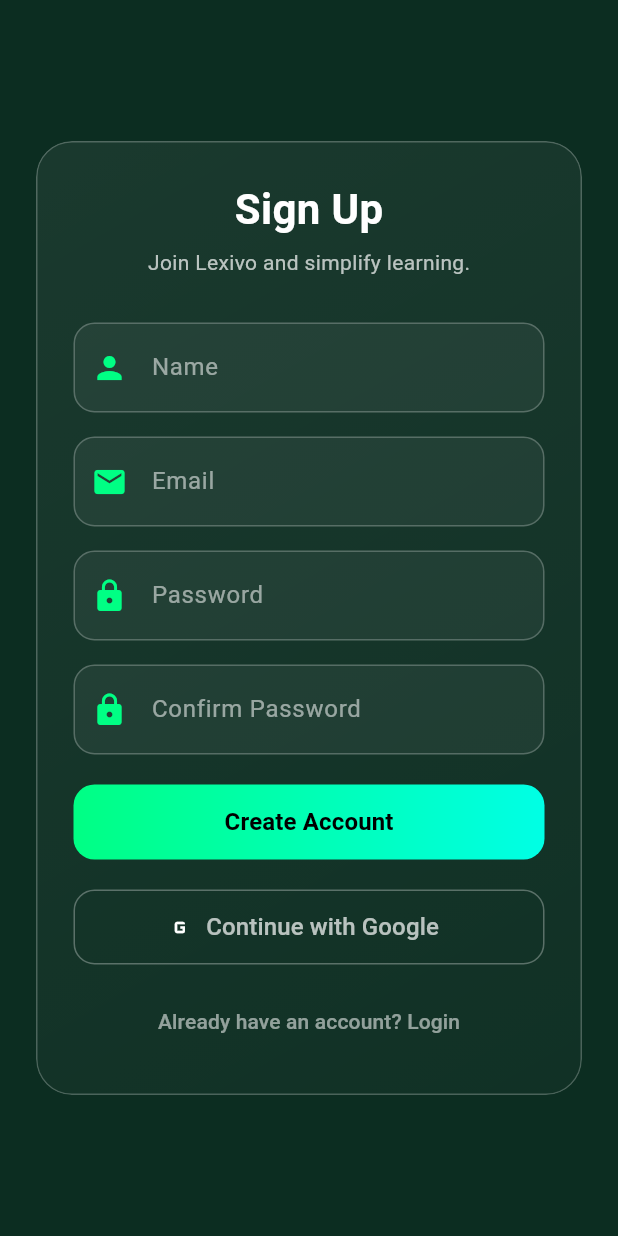
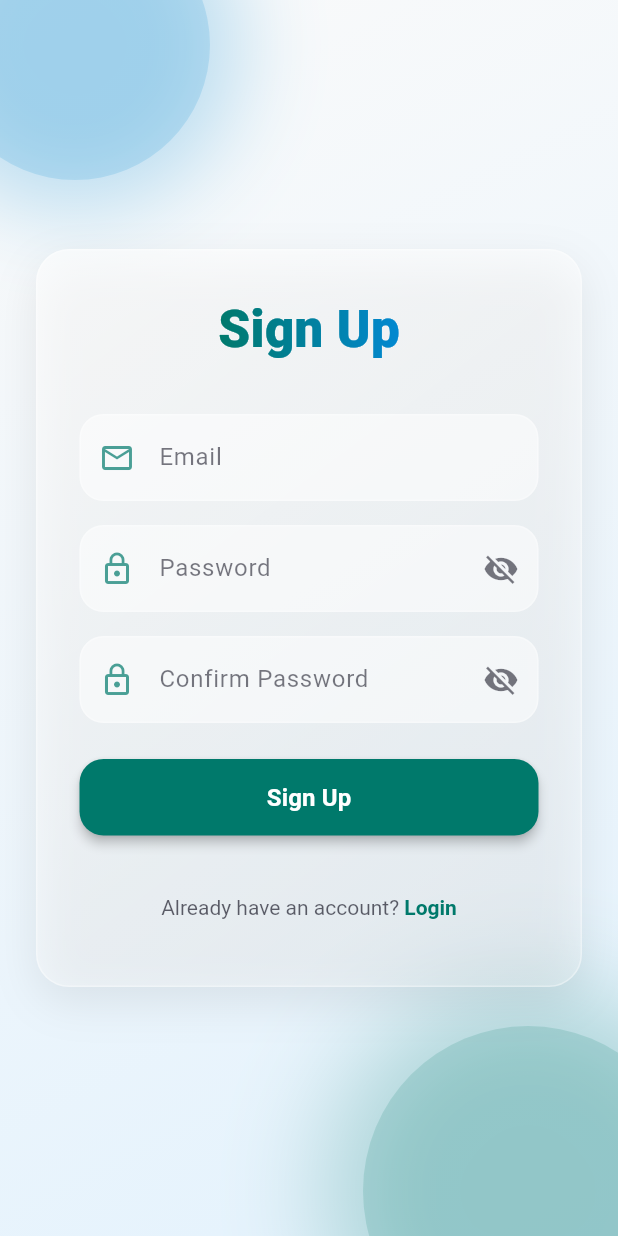
Before and after one commit to hariedamana/lexivo_assistant_1, a Flutter app: the SignUpScreen screen opened by its route, on a phone screen of 412 x 824 dp. Run offline on Flutter 3.47's test engine with Material 3 defaults, Android fonts, the phone set to English and light mode, and no system bars; our stand-ins replace firebase_auth, firebase_core, percent_indicator; accounts and stored records are empty.

Commit message:
Restructured Sign Up Screen

```diff
--- a/lib/signup_screen.dart
+++ b/lib/signup_screen.dart
@@ -1,9 +1,5 @@
 import 'dart:ui';
 import 'package:flutter/material.dart';
-
-// Firebase packages
-import 'package:firebase_auth/firebase_auth.dart';
-import 'package:cloud_firestore/cloud_firestore.dart';
 
 class SignUpScreen extends StatefulWidget {
   const SignUpScreen({super.key});
@@ -12,287 +8,307 @@
   State<SignUpScreen> createState() => _SignUpScreenState();
 }
 
-class _SignUpScreenState extends State<SignUpScreen> {
-  // Controllers to read user inputs
-  final TextEditingController _nameController = TextEditingController();
+class _SignUpScreenState extends State<SignUpScreen>
+    with TickerProviderStateMixin {
   final TextEditingController _emailController = TextEditingController();
   final TextEditingController _passwordController = TextEditingController();
   final TextEditingController _confirmPasswordController = TextEditingController();
 
+  bool _obscurePassword = true;
+  bool _obscureConfirmPassword = true;
   bool _isLoading = false;
-  String? _errorMessage;
 
-  // Colors used in UI
-  static const Color accentStart = Color(0xFF00FF84);
-  static const Color accentEnd = Color(0xFF00FFE5);
-  static const borderColor = Colors.white24;
+  // Brand Colors (same as Login screen)
+  static const Color primaryTeal = Color(0xFF00796B);
+  static const Color secondaryBlue = Color(0xFF0288D1);
+  static const Color textColor = Color(0xFF1C1C2A);
+
+  late AnimationController _fadeController;
+  late Animation<double> _fadeAnimation;
+  late Animation<double> _slideAnimation;
+
+  @override
+  void initState() {
+    super.initState();
+
+    _fadeController = AnimationController(
+      vsync: this,
+      duration: const Duration(milliseconds: 900),
+    );
+
+    _fadeAnimation = CurvedAnimation(
+      parent: _fadeController,
+      curve: Curves.easeOut,
+    );
+
+    _slideAnimation = Tween<double>(begin: 30, end: 0).animate(
+      CurvedAnimation(parent: _fadeController, curve: Curves.easeOutCubic),
+    );
+
+    _fadeController.forward();
+  }
 
   @override
   void dispose() {
-    // Dispose controllers to free memory
-    _nameController.dispose();
+    _fadeController.dispose();
     _emailController.dispose();
     _passwordController.dispose();
     _confirmPasswordController.dispose();
     super.dispose();
   }
 
-  // Method to create account using Firebase Auth and Firestore
-  Future<void> _createAccount() async {
-    final name = _nameController.text.trim();
-    final email = _emailController.text.trim();
-    final password = _passwordController.text;
-    final confirmPassword = _confirmPasswordController.text;
-
-    if (name.isEmpty || email.isEmpty || password.isEmpty || confirmPassword.isEmpty) {
-      setState(() => _errorMessage = 'Please fill all fields.');
-      return;
-    }
-
-    if (password != confirmPassword) {
-      setState(() => _errorMessage = 'Passwords do not match.');
-      return;
-    }
-
-    setState(() {
-      _isLoading = true;
-      _errorMessage = null;
-    });
-
-    try {
-      // Create user in Firebase Auth
-      final userCredential = await FirebaseAuth.instance.createUserWithEmailAndPassword(
-        email: email,
-        password: password,
-      );
-
-      final uid = userCredential.user!.uid;
-
-      // Save additional user info in Firestore with role 'student'
-      await FirebaseFirestore.instance.collection('users').doc(uid).set({
-        'name': name,
-        'email': email,
-        'role': 'student',
-        'createdAt': FieldValue.serverTimestamp(),
-      });
-
-      // Navigate to student home after successful signup
-      if (mounted) {
-        Navigator.pushReplacementNamed(context, '/studentHome');
-      }
-    } on FirebaseAuthException catch (e) {
-      // Handle Firebase signup errors
-      setState(() => _errorMessage = e.message ?? 'Signup failed.');
-    } catch (e) {
-      setState(() => _errorMessage = 'An error occurred. Please try again.');
-    } finally {
-      setState(() => _isLoading = false);
-    }
-  }
-
   @override
   Widget build(BuildContext context) {
     return Scaffold(
-      backgroundColor: const Color(0xFF0C2D21),
-      body: SafeArea(
-        child: Center(
-          child: SingleChildScrollView(
-            padding: const EdgeInsets.symmetric(horizontal: 24, vertical: 20),
-            child: ClipRRect(
-              borderRadius: BorderRadius.circular(24),
-              child: BackdropFilter(
-                filter: ImageFilter.blur(sigmaX: 20, sigmaY: 20),
-                child: Container(
-                  width: double.infinity,
-                  padding: const EdgeInsets.all(24),
-                  decoration: BoxDecoration(
-                    borderRadius: BorderRadius.circular(24),
-                    border: Border.all(color: borderColor),
+      body: Container(
+        decoration: const BoxDecoration(
           gradient: LinearGradient(
-                      colors: [
-                        Colors.white.withOpacity(0.06),
-                        Colors.white.withOpacity(0.02),
-                      ],
+            colors: [Color(0xFFFAFAFA), Color(0xFFE3F2FD)],
             begin: Alignment.topLeft,
             end: Alignment.bottomRight,
           ),
         ),
-                  child: Column(
-                    mainAxisSize: MainAxisSize.min,
+        child: SafeArea(
+          child: Stack(
             children: [
-                      const Text(
-                        'Sign Up',
-                        style: TextStyle(
-                          fontSize: 28,
-                          fontWeight: FontWeight.bold,
-                          color: Colors.white,
+              _buildBackgroundDecorations(),
+              Center(
+                child: SingleChildScrollView(
+                  padding: const EdgeInsets.symmetric(horizontal: 24),
+                  child: AnimatedBuilder(
+                    animation: _fadeController,
+                    builder: (context, child) {
+                      return Opacity(
+                        opacity: _fadeAnimation.value,
+                        child: Transform.translate(
+                          offset: Offset(0, _slideAnimation.value),
+                          child: child,
                         ),
+                      );
+                    },
+                    child: _buildGlassCard(),
                   ),
-                      const SizedBox(height: 6),
-                      const Text(
-                        'Join Lexivo and simplify learning.',
-                        style: TextStyle(color: Colors.white70),
-                      ),
-                      const SizedBox(height: 30),
-
-                      // Name input
-                      _glassInputField(
-                        icon: Icons.person,
-                        hintText: "Name",
-                        controller: _nameController,
-                      ),
-                      const SizedBox(height: 16),
-
-                      // Email input
-                      _glassInputField(
-                        icon: Icons.email,
-                        hintText: "Email",
-                        controller: _emailController,
-                        keyboardType: TextInputType.emailAddress,
-                      ),
-                      const SizedBox(height: 16),
-
-                      // Password input
-                      _glassInputField(
-                        icon: Icons.lock,
-                        hintText: "Password",
-                        obscureText: true,
-                        controller: _passwordController,
-                      ),
-                      const SizedBox(height: 16),
-
-                      // Confirm password input
-                      _glassInputField(
-                        icon: Icons.lock,
-                        hintText: "Confirm Password",
-                        obscureText: true,
-                        controller: _confirmPasswordController,
-                      ),
-                      const SizedBox(height: 20),
-
-                      // Display error message if any
-                      if (_errorMessage != null) ...[
-                        Text(
-                          _errorMessage!,
-                          style: const TextStyle(color: Colors.redAccent),
-                        ),
-                        const SizedBox(height: 16),
-                      ],
-
-                      // Signup button
-                      SizedBox(
-                        width: double.infinity,
-                        height: 50,
-                        child: DecoratedBox(
-                          decoration: BoxDecoration(
-                            gradient: const LinearGradient(
-                              colors: [accentStart, accentEnd],
-                            ),
-                            borderRadius: BorderRadius.circular(14),
-                          ),
-                          child: ElevatedButton(
-                            onPressed: _isLoading ? null : _createAccount,
-                            style: ElevatedButton.styleFrom(
-                              backgroundColor: Colors.transparent,
-                              shadowColor: Colors.transparent,
-                              shape: RoundedRectangleBorder(
-                                borderRadius: BorderRadius.circular(14),
-                              ),
-                            ),
-                            child: _isLoading
-                                ? const CircularProgressIndicator(color: Colors.black)
-                                : const Text(
-                                    "Create Account",
-                                    style: TextStyle(
-                                      color: Colors.black,
-                                      fontWeight: FontWeight.bold,
-                                      fontSize: 16,
-                                    ),
-                                  ),
-                          ),
-                        ),
-                      ),
-
-                      const SizedBox(height: 20),
-
-                      // Google sign in button (no implementation yet)
-                      SizedBox(
-                        width: double.infinity,
-                        height: 50,
-                        child: OutlinedButton.icon(
-                          onPressed: () {
-                            // TODO: Implement Google Sign-In here
-                          },
-                          icon: const Icon(Icons.g_mobiledata, color: Colors.white),
-                          label: const Text(
-                            "Continue with Google",
-                            style: TextStyle(color: Colors.white70, fontSize: 16),
-                          ),
-                          style: OutlinedButton.styleFrom(
-                            side: const BorderSide(color: Colors.white30),
-                            shape: RoundedRectangleBorder(
-                              borderRadius: BorderRadius.circular(14),
-                            ),
-                          ),
-                        ),
-                      ),
-
-                      const SizedBox(height: 14),
-
-                      // Link to login screen
-                      TextButton(
-                        onPressed: () {
-                          Navigator.pushReplacementNamed(context, '/login');
-                        },
-                        child: const Text(
-                          "Already have an account? Login",
-                          style: TextStyle(color: Colors.white54),
                 ),
               ),
             ],
           ),
         ),
       ),
+    );
+  }
+
+  Widget _buildGlassCard() {
+    return Container(
+      padding: const EdgeInsets.all(28),
+      decoration: BoxDecoration(
+        borderRadius: BorderRadius.circular(22),
+        gradient: LinearGradient(
+          colors: [
+            Colors.white.withOpacity(0.65),
+            Colors.white.withOpacity(0.25),
+          ],
+          begin: Alignment.topLeft,
+          end: Alignment.bottomRight,
         ),
+        border: Border.all(color: Colors.white.withOpacity(0.35)),
+        boxShadow: [
+          BoxShadow(
+            color: Colors.black.withOpacity(0.08),
+            blurRadius: 25,
+            offset: const Offset(0, 10),
+          ),
+        ],
+      ),
+      child: Column(
+        crossAxisAlignment: CrossAxisAlignment.stretch,
+        children: [
+          Center(
+            child: ShaderMask(
+              shaderCallback: (bounds) => const LinearGradient(
+                colors: [primaryTeal, secondaryBlue],
+              ).createShader(bounds),
+              child: const Text(
+                "Sign Up",
+                style: TextStyle(
+                  fontSize: 34,
+                  fontWeight: FontWeight.w800,
+                  color: Colors.white,
+                ),
+              ),
+            ),
+          ),
+          const SizedBox(height: 32),
+
+          // Email
+          _buildInputField(
+            controller: _emailController,
+            hint: "Email",
+            icon: Icons.email_outlined,
+          ),
+          const SizedBox(height: 16),
+
+          // Password
+          _buildInputField(
+            controller: _passwordController,
+            hint: "Password",
+            icon: Icons.lock_outline,
+            obscureText: _obscurePassword,
+            suffixIcon: GestureDetector(
+              onTap: () => setState(() => _obscurePassword = !_obscurePassword),
+              child: Icon(
+                _obscurePassword ? Icons.visibility_off : Icons.visibility,
+                color: textColor.withOpacity(0.6),
+              ),
+            ),
+          ),
+          const SizedBox(height: 16),
+
+          // Confirm Password
+          _buildInputField(
+            controller: _confirmPasswordController,
+            hint: "Confirm Password",
+            icon: Icons.lock_outline,
+            obscureText: _obscureConfirmPassword,
+            suffixIcon: GestureDetector(
+              onTap: () => setState(() => _obscureConfirmPassword = !_obscureConfirmPassword),
+              child: Icon(
+                _obscureConfirmPassword ? Icons.visibility_off : Icons.visibility,
+                color: textColor.withOpacity(0.6),
+              ),
+            ),
+          ),
+          const SizedBox(height: 24),
+
+          // Sign Up Button
+          _buildPrimaryButton(),
+          const SizedBox(height: 24),
+
+          // Navigation to Login
+          _buildBottomLink(),
+        ],
+      ),
+    );
+  }
+
+  Widget _buildInputField({
+    required TextEditingController controller,
+    required String hint,
+    required IconData icon,
+    bool obscureText = false,
+    Widget? suffixIcon,
+  }) {
+    return Container(
+      decoration: BoxDecoration(
+        borderRadius: BorderRadius.circular(16),
+        color: Colors.white.withOpacity(0.5),
+        border: Border.all(color: Colors.white.withOpacity(0.3)),
+      ),
+      child: TextField(
+        controller: controller,
+        obscureText: obscureText,
+        style: const TextStyle(color: textColor, fontSize: 16),
+        decoration: InputDecoration(
+          hintText: hint,
+          hintStyle: TextStyle(color: textColor.withOpacity(0.6)),
+          prefixIcon: Icon(icon, color: primaryTeal.withOpacity(0.7)),
+          suffixIcon: suffixIcon,
+          contentPadding: const EdgeInsets.symmetric(horizontal: 20, vertical: 16),
+          border: InputBorder.none,
+        ),
+      ),
+    );
+  }
+
+  Widget _buildPrimaryButton() {
+    return SizedBox(
+      width: double.infinity,
+      child: ElevatedButton(
+        onPressed: _isLoading ? null : () {},
+        style: ElevatedButton.styleFrom(
+          padding: const EdgeInsets.symmetric(vertical: 14),
+          backgroundColor: primaryTeal,
+          shape: RoundedRectangleBorder(borderRadius: BorderRadius.circular(16)),
+          elevation: 3,
+        ),
+        child: _isLoading
+            ? const CircularProgressIndicator(color: Colors.white, strokeWidth: 2)
+            : const Text(
+                "Sign Up",
+                style: TextStyle(
+                  fontSize: 16,
+                  fontWeight: FontWeight.w600,
+                  color: Colors.white,
                 ),
               ),
       ),
     );
   }
 
-  // Modified input field widget to accept controller & keyboard type
-  Widget _glassInputField({
-    required IconData icon,
-    required String hintText,
-    bool obscureText = false,
-    TextEditingController? controller,
-    TextInputType? keyboardType,
-  }) {
-    return TextField(
-      controller: controller,
-      obscureText: obscureText,
-      keyboardType: keyboardType,
-      style: const TextStyle(color: Colors.white),
-      decoration: InputDecoration(
-        prefixIcon: Icon(icon, color: const Color(0xFF00FF84)),
-        hintText: hintText,
-        hintStyle: const TextStyle(color: Colors.white54),
-        filled: true,
-        fillColor: Colors.white.withOpacity(0.05),
-        contentPadding: const EdgeInsets.symmetric(horizontal: 16, vertical: 18),
-        border: OutlineInputBorder(
-          borderRadius: BorderRadius.circular(14),
-          borderSide: BorderSide.none,
+  Widget _buildBottomLink() {
+    return Center(
+      child: TextButton(
+        onPressed: () => Navigator.pushNamed(context, '/login'),
+        child: RichText(
+          text: TextSpan(
+            text: "Already have an account? ",
+            style: TextStyle(color: textColor.withOpacity(0.7)),
+            children: const [
+              TextSpan(
+                text: "Login",
+                style: TextStyle(
+                  color: primaryTeal,
+                  fontWeight: FontWeight.bold,
                 ),
-        enabledBorder: OutlineInputBorder(
-          borderRadius: BorderRadius.circular(14),
-          borderSide: BorderSide(color: Colors.white24),
               ),
-        focusedBorder: OutlineInputBorder(
-          borderRadius: BorderRadius.circular(14),
-          borderSide: BorderSide(color: Colors.cyanAccent.shade100),
+            ],
+          ),
         ),
       ),
     );
   }
+
+  Widget _buildBackgroundDecorations() {
+    return Stack(
+      children: [
+        Positioned(
+          top: -60,
+          left: -40,
+          child: Container(
+            width: 180,
+            height: 180,
+            decoration: BoxDecoration(
+              color: secondaryBlue.withOpacity(0.15),
+              shape: BoxShape.circle,
+              boxShadow: [
+                BoxShadow(
+                  color: secondaryBlue.withOpacity(0.25),
+                  blurRadius: 50,
+                  spreadRadius: 20,
+                ),
+              ],
+            ),
+          ),
+        ),
+        Positioned(
+          bottom: -80,
+          right: -50,
+          child: Container(
+            width: 220,
+            height: 220,
+            decoration: BoxDecoration(
+              color: primaryTeal.withOpacity(0.15),
+              shape: BoxShape.circle,
+              boxShadow: [
+                BoxShadow(
+                  color: primaryTeal.withOpacity(0.25),
+                  blurRadius: 60,
+                  spreadRadius: 25,
+                ),
+              ],
+            ),
+          ),
+        ),
+      ],
+    );
   }
+}
```
Lines whose indentation alone changed are shown as unchanged.
